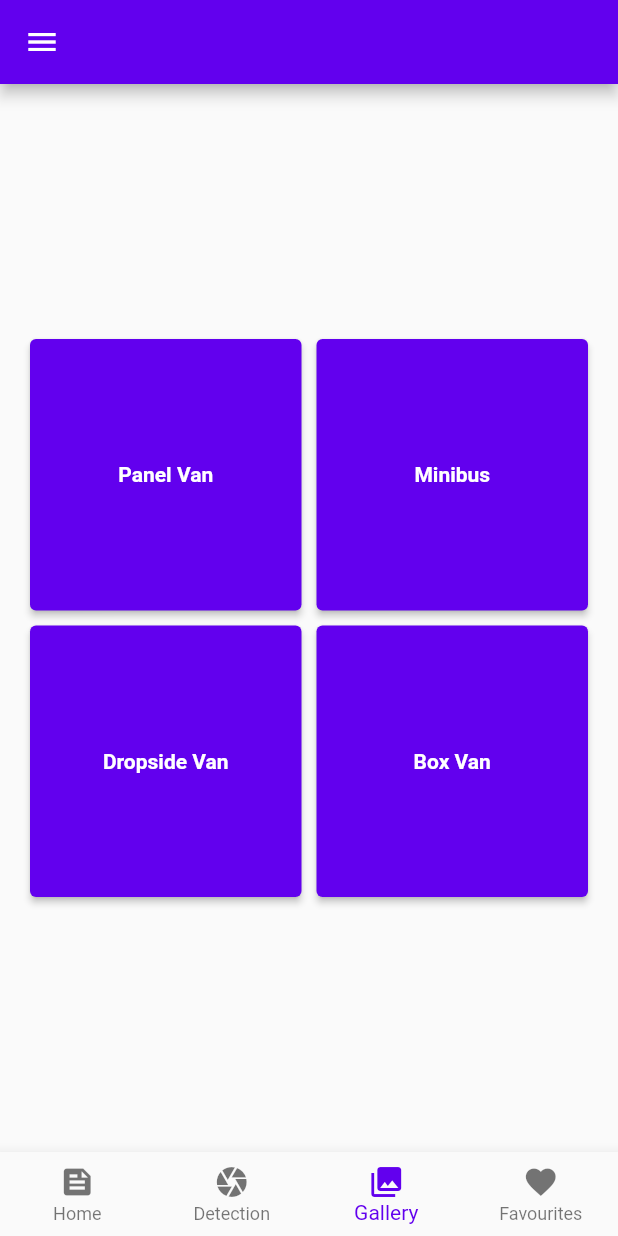
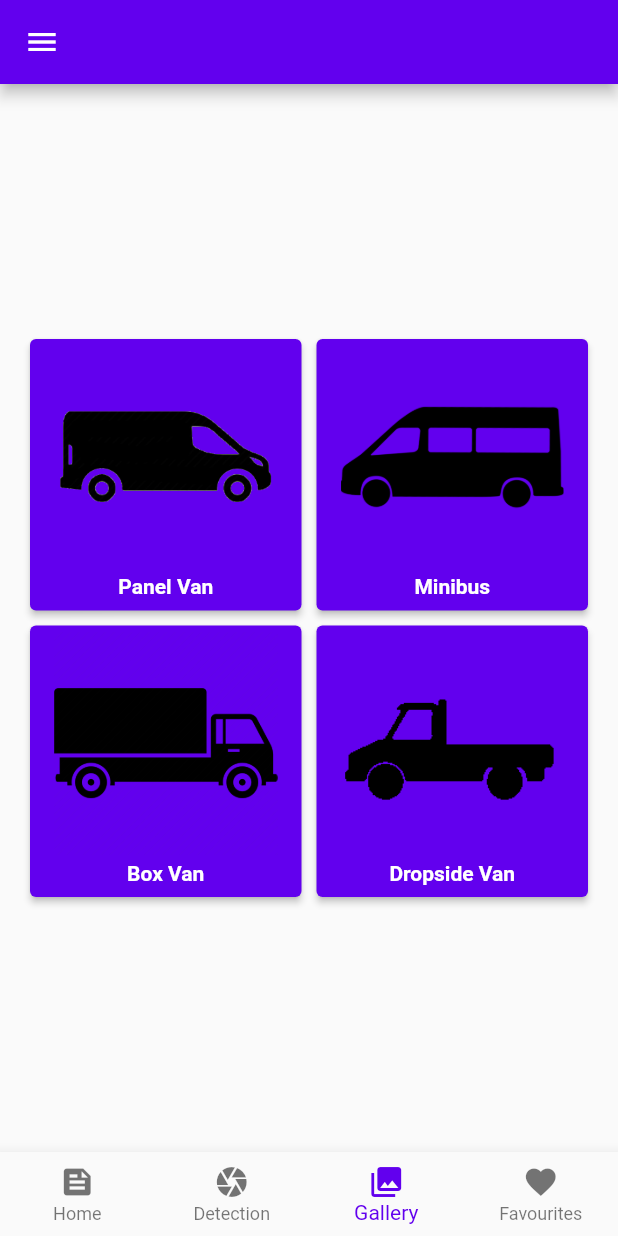
Before and after one commit to kuklinorbert/VanTypesApp, a Flutter app: the MainPage screen opened by its route, swiped to page 3, on a phone screen of 412 x 824 dp. Run offline on Flutter 3.47's test engine with Material 2 defaults, Android fonts, the phone set to English and light mode, and no system bars; our stand-ins replace bloc, cloud_firestore, dartz, data_connection_checker, easy_localization, equatable and 9 more; missing offline and left inert: tflite; accounts and stored records are empty.

Commit message:
minor improvements on the UI

```diff
--- a/lib/features/presentation/pages/categories_page.dart
+++ b/lib/features/presentation/pages/categories_page.dart
@@ -1,5 +1,6 @@
 import 'package:flutter/material.dart';
 import 'package:easy_localization/easy_localization.dart';
+import 'dart:math' as math;
 
 class CategoriesPage extends StatefulWidget {
   const CategoriesPage({Key key}) : super(key: key);
@@ -29,42 +30,99 @@ class _CategoriesPageState extends State<CategoriesPage>
         children: [
           ElevatedButton(
               onPressed: () {
-              Navigator.of(context).pushNamed('/category', arguments: "panel");
+                Navigator.of(context)
+                    .pushNamed('/category', arguments: "panel");
               },
+              child: Center(
+                child: Column(
+                    mainAxisSize: MainAxisSize.max,
+                    mainAxisAlignment: MainAxisAlignment.start,
+                    children: [
+                      Expanded(
+                        child: Image.asset(
+                          "assets/images/panel.png",
+                        ),
+                      ),
+                      Padding(
+                        padding: const EdgeInsets.only(bottom: 8),
                         child: Text(
                           "panel".tr(),
                           style: textStyle,
                         ),
-          ),
+                      )
+                    ]),
+              )),
           ElevatedButton(
               onPressed: () {
                 Navigator.of(context)
                     .pushNamed('/category', arguments: "minibus");
               },
+              child: Center(
+                child: Column(
+                    mainAxisSize: MainAxisSize.max,
+                    mainAxisAlignment: MainAxisAlignment.start,
+                    children: [
+                      Expanded(
+                        child: Transform(
+                            alignment: Alignment.center,
+                            transform: Matrix4.rotationY(math.pi),
+                            child: Image.asset(
+                              "assets/images/minibus.png",
+                            )),
+                      ),
+                      Padding(
+                        padding: const EdgeInsets.only(bottom: 8),
                         child: Text(
                           "minibus".tr(),
                           style: textStyle,
                         ),
+                      )
+                    ]),
+              )),
+          ElevatedButton(
+              onPressed: () {
+                Navigator.of(context).pushNamed('/category', arguments: "box");
+              },
+              child: Column(
+                  mainAxisSize: MainAxisSize.max,
+                  mainAxisAlignment: MainAxisAlignment.start,
+                  children: [
+                    Expanded(
+                      child: Image.asset(
+                        "assets/images/box.png",
                       ),
+                    ),
+                    Padding(
+                      padding: const EdgeInsets.only(bottom: 8),
+                      child: Text(
+                        "box".tr(),
+                        style: textStyle,
+                      ),
+                    )
+                  ])),
           ElevatedButton(
               onPressed: () {
                 Navigator.of(context)
                     .pushNamed('/category', arguments: "dropside");
               },
+              child: Column(
+                  mainAxisSize: MainAxisSize.max,
+                  mainAxisAlignment: MainAxisAlignment.start,
+                  children: [
+                    Expanded(
+                      child: Image.asset(
+                        "assets/images/dropside.png",
+                        color: Colors.black,
+                      ),
+                    ),
+                    Padding(
+                      padding: const EdgeInsets.only(bottom: 8),
                       child: Text(
                         "dropside".tr(),
                         style: textStyle,
                       ),
                     ),
-          ElevatedButton(
-            onPressed: () {
-              Navigator.of(context).pushNamed('/category', arguments: "box");
-            },
-            child: Text(
-              "box".tr(),
-              style: textStyle,
-            ),
-          ),
+                  ])),
         ],
       ),
     );
--- a/lib/features/presentation/pages/user_page.dart
+++ b/lib/features/presentation/pages/user_page.dart
@@ -95,6 +95,10 @@ class _UserPageState extends State<UserPage>
                         Container(
                           height: 50,
                           child: TabBar(
+                            labelColor: Theme.of(context).colorScheme ==
+                                    ColorScheme.light()
+                                ? Colors.black
+                                : Colors.white,
                             onTap: (index) {
                               if (index == 0) {
                                 userBloc
--- a/pubspec.yaml
+++ b/pubspec.yaml
@@ -66,6 +66,10 @@ flutter:
     - assets/model/labels.txt
     - assets/images/login.png
     - assets/images/sad.png
+    - assets/images/dropside.png
+    - assets/images/panel.png
+    - assets/images/box.png
+    - assets/images/minibus.png
 
 
   # An image asset can refer to one or more resolution-specific "variants", see
```
Also changed, not shown: lib/features/presentation/pages/detection_page.dart (+9 -0 lines), lib/features/presentation/widgets/card.dart (+12 -4 lines), lib/features/presentation/widgets/card_user.dart (+10 -4 lines), assets/images/box.png (added), assets/images/dropside.png (added), assets/images/minibus.png (added), assets/images/panel.png (added). Lines whose indentation alone changed are shown as unchanged.
